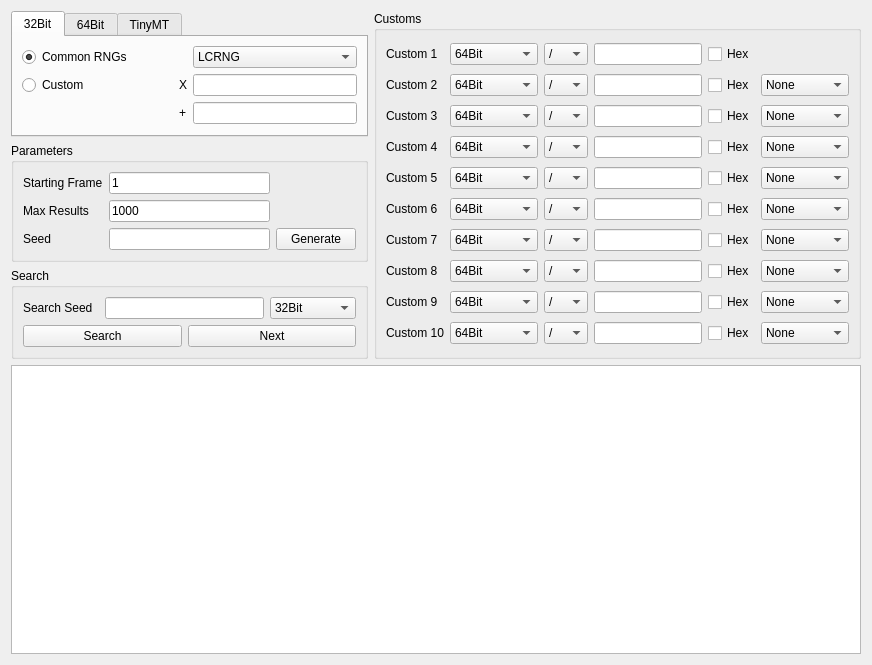
First picture: the form in Forms/Util/Researcher.ui, repository Admiral-Fish/PokeFinder, before the edit.
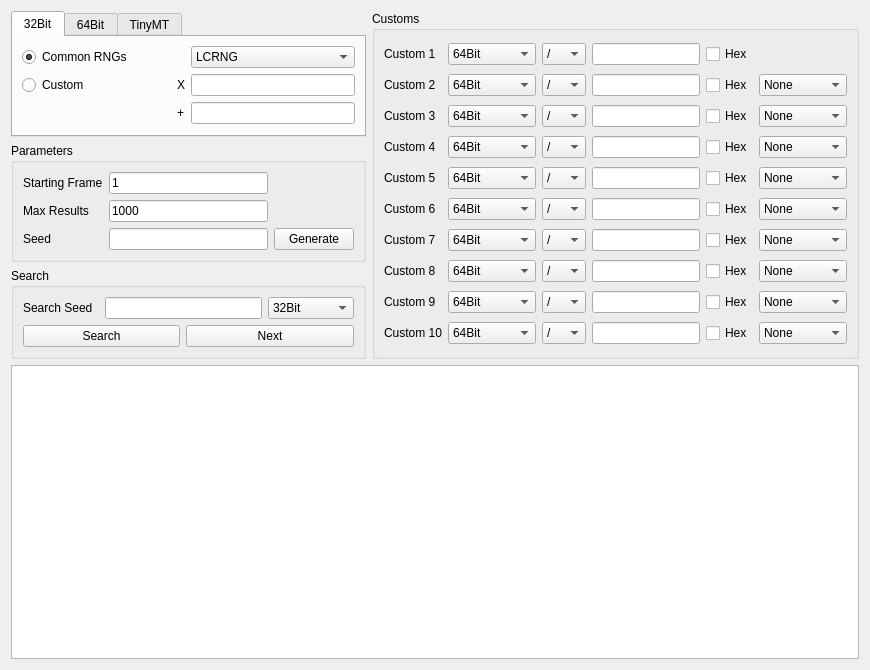
Second picture: the form after the edit. Custom widgets are drawn as their Qt base class.

```diff
--- a/Forms/Util/Researcher.ui
+++ b/Forms/Util/Researcher.ui
@@ -6,14 +6,14 @@
    <rect>
     <x>0</x>
     <y>0</y>
-    <width>872</width>
-    <height>665</height>
+    <width>870</width>
+    <height>670</height>
    </rect>
   </property>
   <property name="minimumSize">
    <size>
-    <width>872</width>
-    <height>665</height>
+    <width>870</width>
+    <height>670</height>
    </size>
   </property>
   <property name="windowTitle">
```
